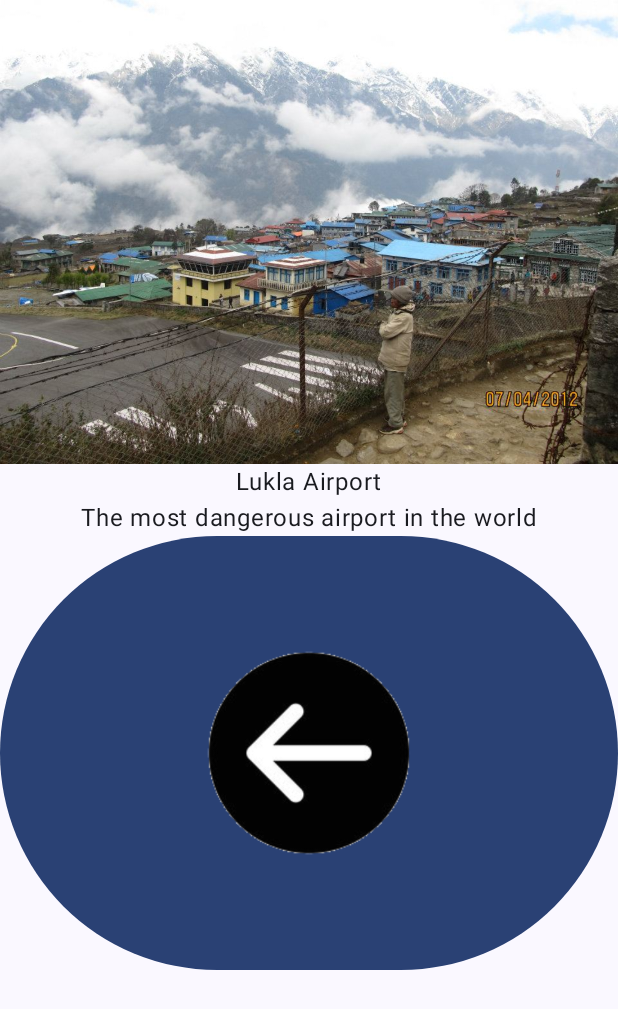
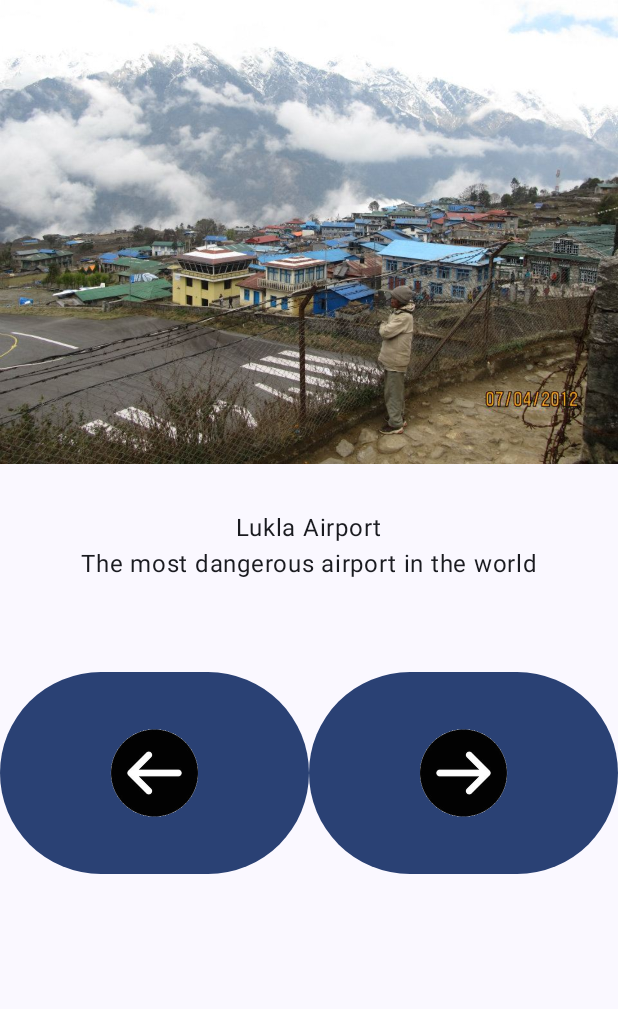
Before and after one commit to Grimwat/Codelab-ArtSpace, an Android app built with Jetpack Compose: the screen it shows after launch (MainActivity), on a phone screen of 412 x 824 dp. Shown: the top 1009 px of the screen. Run offline under Robolectric (Android 15) with nearby library versions, the phone set to English and light mode, and no system bars.

```diff
--- a/app/src/main/java/com/example/artapp/ui/Composables.kt
+++ b/app/src/main/java/com/example/artapp/ui/Composables.kt
@@ -7,6 +7,7 @@ import androidx.compose.foundation.layout.Column
 import androidx.compose.foundation.layout.Row
 import androidx.compose.foundation.layout.Spacer
 import androidx.compose.foundation.layout.fillMaxSize
+import androidx.compose.foundation.layout.padding
 import androidx.compose.material3.Button
 import androidx.compose.material3.Text
 import androidx.compose.runtime.Composable
@@ -15,7 +16,9 @@ import androidx.compose.ui.Modifier
 import androidx.compose.ui.res.painterResource
 import androidx.compose.ui.res.stringResource
 import androidx.compose.ui.tooling.preview.Preview
+import androidx.compose.ui.unit.dp
 import com.example.artapp.ui.theme.ArtAppTheme
+import com.example.artapp.ui.theme.Artapp
 
 @Composable
 fun ImageAndText(
@@ -29,7 +32,8 @@ fun ImageAndText(
     lastImageClick: () -> Unit,
     modifier: Modifier = Modifier
 ) {
-    Box(modifier = Modifier.fillMaxSize()) {
+    Box(
+        modifier = Modifier.fillMaxSize()) {
         Column(
             horizontalAlignment = Alignment.CenterHorizontally,
             modifier = Modifier
@@ -39,6 +43,7 @@ fun ImageAndText(
                 painter = painterResource(drawableResourceId),
                 contentDescription = stringResource(contentDescriptionResourceId)
             )
+            Spacer(modifier = Modifier.padding(15.dp))
             Column(
                 horizontalAlignment = Alignment.CenterHorizontally,
                 verticalArrangement = Arrangement.Center
@@ -47,24 +52,30 @@ fun ImageAndText(
                 Text(text = stringResource(textLabelResourceId))
             }
             Spacer(
-                modifier = Modifier
+                modifier = Modifier.padding(30.dp)
             )
             Row(
                 modifier = modifier
             ) {
-                Button(onClick = lastImageClick) {
+                Button(
+                    onClick = lastImageClick,
+                    modifier = Modifier.weight(1f) ) {
                     Image(
                         painter = painterResource(lastResourceId),
                         contentDescription = null,
                         modifier = Modifier
+
                     )
                 }
-                Button(onClick = nextImageClick) {
+                Button(
+                    onClick = nextImageClick,
+                    modifier = Modifier.weight(1f)) {
                     Image(
 
                         painter = painterResource(nextResourceId),
                         contentDescription = null,
                         modifier = Modifier
+
                     )
                 }
             }
@@ -76,5 +87,6 @@ fun ImageAndText(
 @Composable
 fun GreetingPreview() {
     ArtAppTheme {
+        Artapp()
     }
 }
--- a/app/src/main/java/com/example/artapp/ui/theme/Ui for app.kt
+++ b/app/src/main/java/com/example/artapp/ui/theme/Ui for app.kt
@@ -26,7 +26,7 @@ fun Artapp(){
              nextImageClick = {
                  currentstep = 2 },
              lastImageClick = {
-
+                 backstep = 5
              })
         }
         2 ->{
```
